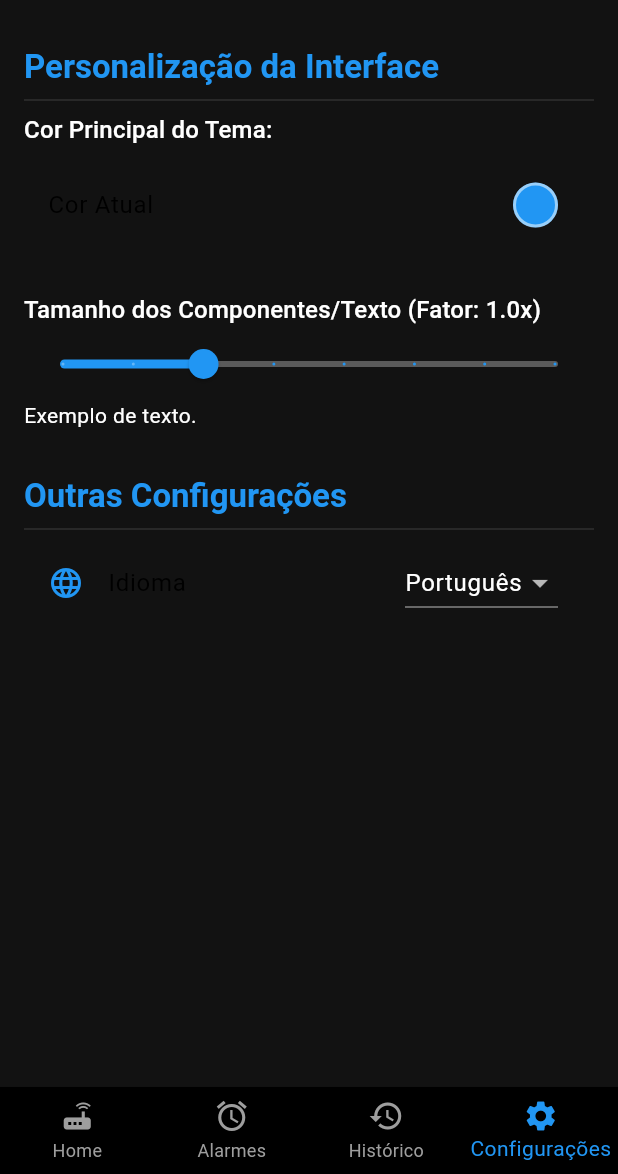
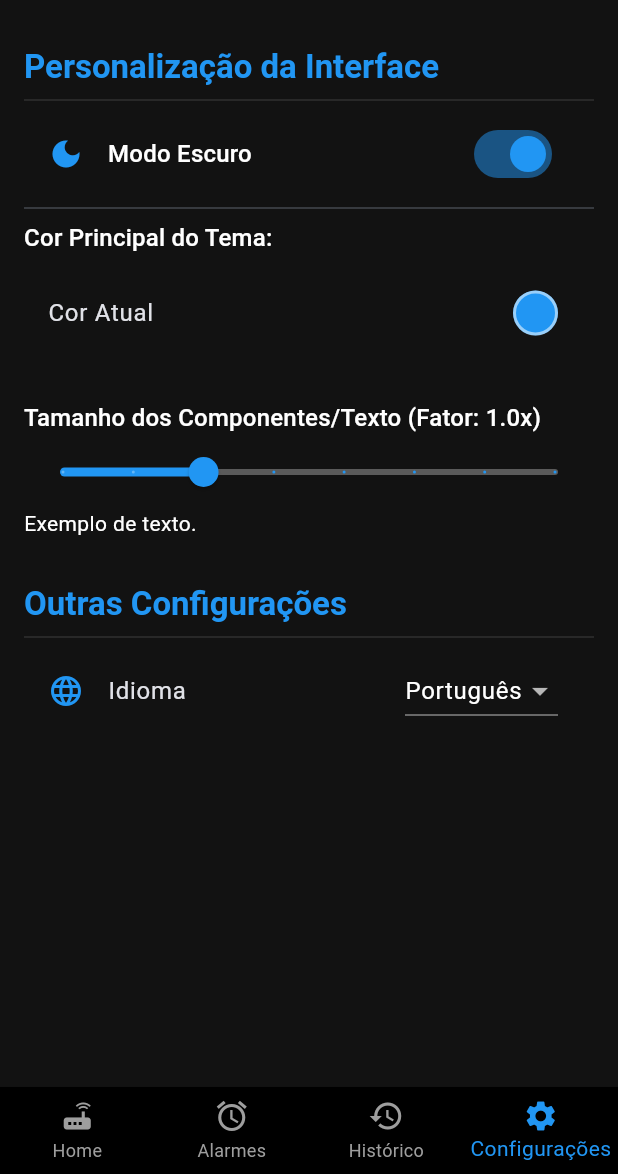
Before and after one commit to Robson-ribeiro23/Appetite, a Flutter app: the screen it shows after launch, item 4 of the bottom bar chosen, on a phone screen of 412 x 824 dp, the part 62-1236 px from its top. Run offline on Flutter 3.47's test engine with Material 3 defaults, Android fonts, the phone set to English and light mode, and no system bars; our stand-ins replace flutter_colorpicker, flutter_local_notifications.

Commit message:
funcionando(por enquanto)

```diff
--- a/lib/controllers/themecontroller.dart
+++ b/lib/controllers/themecontroller.dart
@@ -1,25 +1,31 @@
-// lib/controllers/theme_controller.dart
 import 'package:flutter/material.dart';
 
 class ThemeController extends ChangeNotifier {
-  // Cor primária inicial
   Color _primaryColor = Colors.blue;
+  double _fontSizeFactor = 1.0;
 
-  // Tamanho do texto inicial
-  double _fontSizeFactor = 1.0;
+  // Novo controle de Tema
+  ThemeMode _themeMode = ThemeMode.dark; // Começa escuro por padrão
 
   Color get primaryColor => _primaryColor;
   double get fontSizeFactor => _fontSizeFactor;
+  ThemeMode get themeMode => _themeMode;
 
-  // Método para mudar a cor (será chamado pelo painel RGB)
+  bool get isDarkMode => _themeMode == ThemeMode.dark;
+
   void setPrimaryColor(Color newColor) {
     _primaryColor = newColor;
     notifyListeners();
   }
 
-  // Método para mudar o tamanho dos componentes/texto
   void setFontSizeFactor(double newFactor) {
     _fontSizeFactor = newFactor;
     notifyListeners();
   }
+
+  // Alternar entre Claro e Escuro
+  void toggleTheme(bool isDark) {
+    _themeMode = isDark ? ThemeMode.dark : ThemeMode.light;
+    notifyListeners();
+  }
 }
--- a/lib/core/constants/appcolors.dart
+++ b/lib/core/constants/appcolors.dart
@@ -1,10 +1,14 @@
-// lib/core/constants/app_colors.dart
 import 'package:flutter/material.dart';
 
-// Cores fixas do app
 class AppColors {
+  // Cores do Modo Escuro
   static const Color darkBackground = Color(0xFF121212);
-  static const Color lightBackground = Color(0xFFFFFFFF);
-  static const Color accentColor = Color(0xFF4CAF50); // Verde de destaque
+  static const Color darkSurface = Color(0xFF1E1E1E); // Para Cards e Dialogs
+
+  // Cores do Modo Claro
+  static const Color lightBackground = Color(0xFFF5F5F5); // Cinza bem claro
+  static const Color lightSurface = Color(0xFFFFFFFF); // Branco puro
+
+  static const Color accentColor = Color(0xFF4CAF50);
   static const Color errorColor = Color(0xFFB00020);
 }
--- a/lib/core/theme/apptheme.dart
+++ b/lib/core/theme/apptheme.dart
@@ -1,57 +1,65 @@
-// lib/core/theme/app_theme.dart
-
-// lib/core/theme/apptheme.dart (CORREÇÃO)
-
 import 'package:flutter/material.dart';
-// Mude para o import via package:
 import 'package:appetite/core/constants/appcolors.dart';
 
-// ... (Resto do código do buildAppTheme)
+ThemeData buildAppTheme(Color primaryColor, double fontSizeFactor, Brightness brightness) {
+  final isDark = brightness == Brightness.dark;
 
-// MODIFICAÇÃO: A função agora recebe o fator de escala de fonte
-ThemeData buildAppTheme(Color primaryColor, double fontSizeFactor) {
-  // Define o TextTheme padrão, escalando cada tamanho pelo fator
-  final baseTextTheme = const TextTheme(
-    displayLarge: TextStyle(color: Colors.white, fontSize: 57),
-    displayMedium: TextStyle(color: Colors.white, fontSize: 45),
-    displaySmall: TextStyle(color: Colors.white, fontSize: 36),
-    headlineLarge: TextStyle(color: Colors.white, fontSize: 32),
-    headlineMedium: TextStyle(color: Colors.white, fontSize: 28),
-    headlineSmall: TextStyle(color: Colors.white, fontSize: 24),
-    titleLarge: TextStyle(color: Colors.white, fontSize: 22),
-    titleMedium: TextStyle(color: Colors.white, fontSize: 16),
-    titleSmall: TextStyle(color: Colors.white, fontSize: 14),
-    bodyLarge: TextStyle(color: Colors.white, fontSize: 16),
-    bodyMedium: TextStyle(color: Colors.white70, fontSize: 14),
-    bodySmall: TextStyle(color: Colors.white60, fontSize: 12),
-    labelLarge: TextStyle(color: Colors.black, fontSize: 14),
-    labelMedium: TextStyle(color: Colors.white70, fontSize: 12),
-    labelSmall: TextStyle(color: Colors.white60, fontSize: 11),
+  // Define as cores base dependendo do modo
+  final backgroundColor = isDark ? AppColors.darkBackground : AppColors.lightBackground;
+  final surfaceColor = isDark ? AppColors.darkSurface : AppColors.lightSurface;
+  final textColor = isDark ? Colors.white : Colors.black87;
+  final subTextColor = isDark ? Colors.white70 : Colors.black54;
+
+  // Base de texto que se adapta a cor
+  final baseTextTheme = TextTheme(
+    displayLarge: TextStyle(color: textColor, fontSize: 57),
+    headlineSmall: TextStyle(color: textColor, fontSize: 24),
+    titleLarge: TextStyle(color: textColor, fontSize: 22),
+    titleMedium: TextStyle(color: textColor, fontSize: 16),
+    bodyLarge: TextStyle(color: textColor, fontSize: 16),
+    bodyMedium: TextStyle(color: subTextColor, fontSize: 14),
+    bodySmall: TextStyle(color: subTextColor, fontSize: 12),
   );
 
   return ThemeData(
     primaryColor: primaryColor,
-    colorScheme: ColorScheme.fromSwatch().copyWith(
+    brightness: brightness,
+    scaffoldBackgroundColor: backgroundColor,
+    cardColor: surfaceColor, // Usado em Cards e Dialogs
+
+    colorScheme: ColorScheme.fromSeed(
+      seedColor: primaryColor,
+      brightness: brightness,
+      surface: surfaceColor,
+      primary: primaryColor,
       secondary: AppColors.accentColor,
-      primary: primaryColor,
-      brightness: Brightness.dark,
-    ),
-    scaffoldBackgroundColor: AppColors.darkBackground,
-    appBarTheme: AppBarTheme(
-      backgroundColor: AppColors.darkBackground,
-      // O título do App Bar também deve escalar
-      titleTextStyle: baseTextTheme.titleLarge?.copyWith(
-        fontSize: (baseTextTheme.titleLarge?.fontSize ?? 22) * fontSizeFactor,
-        fontWeight: FontWeight.bold,
-      ),
-      elevation: 0,
     ),
 
-    // APLICAÇÃO GLOBAL: Usa o fator de escala no TextTheme.
-    textTheme: baseTextTheme.apply(
-        fontSizeFactor: fontSizeFactor,
+    appBarTheme: AppBarTheme(
+      backgroundColor: backgroundColor,
+      foregroundColor: textColor, // Cor do texto e ícones da AppBar
+      elevation: 0,
+      centerTitle: true,
+      titleTextStyle: baseTextTheme.titleLarge?.copyWith(fontWeight: FontWeight.bold),
     ),
 
-    brightness: Brightness.dark,
+    // Inputs (TextFields)
+    inputDecorationTheme: InputDecorationTheme(
+      labelStyle: TextStyle(color: primaryColor),
+      hintStyle: TextStyle(color: subTextColor),
+      enabledBorder: OutlineInputBorder(
+        borderSide: BorderSide(color: subTextColor.withOpacity(0.3)),
+        borderRadius: BorderRadius.circular(8),
+      ),
+      focusedBorder: OutlineInputBorder(
+        borderSide: BorderSide(color: primaryColor, width: 2),
+        borderRadius: BorderRadius.circular(8),
+      ),
+      prefixIconColor: subTextColor,
+      suffixIconColor: subTextColor,
+    ),
+
+    textTheme: baseTextTheme.apply(fontSizeFactor: fontSizeFactor),
+    useMaterial3: true,
   );
 }
--- a/lib/main.dart
+++ b/lib/main.dart
@@ -68,13 +68,28 @@ class MyApp extends StatelessWidget {
   @override
   Widget build(BuildContext context) {
     final themeController = Provider.of<ThemeController>(context);
+
     return MaterialApp(
       title: 'Appetite',
       debugShowCheckedModeBanner: false,
+
+      // Tema Claro
       theme: buildAppTheme(
         themeController.primaryColor,
         themeController.fontSizeFactor,
+        Brightness.light,
       ),
+
+      // Tema Escuro
+      darkTheme: buildAppTheme(
+        themeController.primaryColor,
+        themeController.fontSizeFactor,
+        Brightness.dark,
+      ),
+
+      // O controlador decide qual usar
+      themeMode: themeController.themeMode,
+
       home: const MainScreen(),
     );
   }
--- a/lib/views/settingstab.dart
+++ b/lib/views/settingstab.dart
@@ -25,6 +25,18 @@ class SettingsTab extends StatelessWidget {
           ),
         ),
         const Divider(color: Colors.white12),
+
+SwitchListTile(
+          title: Text('Modo Escuro', style: theme.textTheme.titleMedium),
+          value: themeController.isDarkMode,
+          onChanged: (val) => themeController.toggleTheme(val),
+          activeColor: themeController.primaryColor,
+          secondary: Icon(
+            themeController.isDarkMode ? Icons.dark_mode : Icons.light_mode,
+            color: themeController.primaryColor,
+          ),
+        ),
+        const Divider(),
 
         // --- 1. PAINEL DE CORES RGB (MUDANÇA DE TEMA) ---
         _buildColorThemeSection(context, themeController),
```
Also changed, not shown: lib/views/alarmtab/alarmitemcard.dart (+14 -10 lines), lib/views/historytab.dart (+18 -11 lines), lib/views/hometab.dart (+46 -66 lines).
